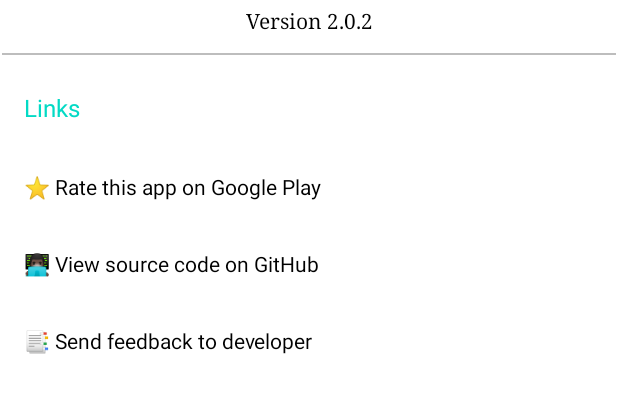
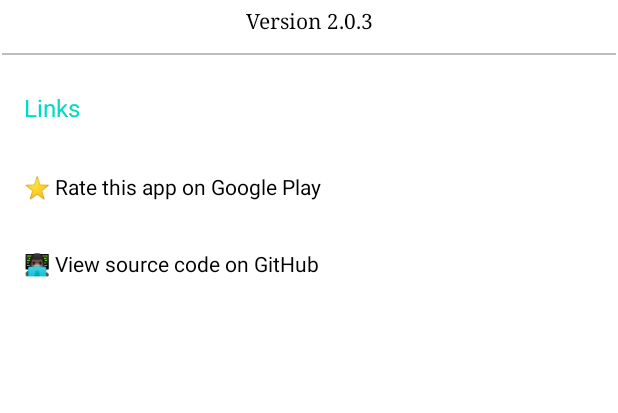
Before and after one commit to VishnuSanal/TODOApp, an Android app: the fragment AboutFragment shown on its own in the app's theme, on a phone screen of 412 x 824 dp, the part 248-661 px from its top. Run offline under Robolectric (Android 15) with nearby library versions, the phone set to English and light mode, and no system bars; 1 statement that could not run was skipped.

Commit message:
v2.0.3 Simple Tweaks

```diff
--- a/app/build.gradle
+++ b/app/build.gradle
@@ -7,8 +7,8 @@ android {
         applicationId "phone.vishnu.todoapp"
         minSdkVersion 23
         targetSdkVersion 30
-        versionCode 8
-        versionName "2.0.2"
+        versionCode 9
+        versionName "2.0.3"
         testInstrumentationRunner "androidx.test.runner.AndroidJUnitRunner"
     }
     buildTypes {
--- a/app/src/main/java/phone/vishnu/todoapp/fragment/AboutFragment.java
+++ b/app/src/main/java/phone/vishnu/todoapp/fragment/AboutFragment.java
@@ -18,7 +18,7 @@ import phone.vishnu.todoapp.R;
 
 public class AboutFragment extends Fragment {
 
-    private TextView sourceCodeTV, feedbackTV, rateTV;
+    private TextView sourceCodeTV, rateTV;
 
     public AboutFragment() {
     }
@@ -37,7 +37,6 @@ public class AboutFragment extends Fragment {
         View inflate = inflater.inflate(R.layout.fragment_about, container, false);
 
         sourceCodeTV = inflate.findViewById(R.id.aboutPageViewSourceCodeTextView);
-        feedbackTV = inflate.findViewById(R.id.aboutPageFeedbackTextView);
         rateTV = inflate.findViewById(R.id.aboutPageRateTextView);
 
         ((TextView) inflate.findViewById(R.id.aboutSampleVersion)).setText(String.format("Version %s", BuildConfig.VERSION_NAME));
@@ -53,8 +52,6 @@ public class AboutFragment extends Fragment {
             Uri uriUrl = Uri.parse("https://github.com/VishnuSanal/TODOApp");
             startActivity(new Intent(Intent.ACTION_VIEW, uriUrl));
         });
-
-        feedbackTV.setOnClickListener(v -> composeEmail(new String[]{getActivity().getString(R.string.email_address_of_developer)}, "Feedback of " + getActivity().getString(R.string.app_name)));
 
         rateTV.setOnClickListener(v -> {
             Uri uriUrl = Uri.parse("market://details?id=" + requireContext().getPackageName());
@@ -74,14 +71,4 @@ public class AboutFragment extends Fragment {
             }
         });
     }
-
-    private void composeEmail(String[] addresses, String subject) {
-        Intent intent = new Intent(Intent.ACTION_SENDTO);
-        intent.setData(Uri.parse("mailto:")); // only email apps should handle this
-        intent.putExtra(Intent.EXTRA_EMAIL, addresses);
-        intent.putExtra(Intent.EXTRA_SUBJECT, subject);
-        if (intent.resolveActivity(getActivity().getPackageManager()) != null) {
-            startActivity(intent);
-        }
-    }
 }
--- a/app/src/main/res/layout/fragment_about.xml
+++ b/app/src/main/res/layout/fragment_about.xml
@@ -120,25 +120,9 @@
             android:padding="16dp"
             android:text="@string/view_source_code_on_github"
             android:textColor="@color/textColor"
-            app:layout_constraintBottom_toTopOf="@id/aboutPageFeedbackTextView"
+            app:layout_constraintBottom_toBottomOf="parent"
             app:layout_constraintEnd_toEndOf="parent"
             app:layout_constraintStart_toStartOf="parent"
             app:layout_constraintTop_toBottomOf="@id/aboutPageRateTextView" />
-
-        <TextView
-            android:id="@+id/aboutPageFeedbackTextView"
-            android:layout_width="match_parent"
-            android:layout_height="wrap_content"
-            android:layout_gravity="start"
-            android:background="?attr/selectableItemBackground"
-            android:clickable="true"
-            android:focusable="true"
-            android:padding="16dp"
-            android:text="@string/send_feedback_to_the_developer"
-            android:textColor="@color/textColor"
-            app:layout_constraintBottom_toBottomOf="parent"
-            app:layout_constraintEnd_toEndOf="parent"
-            app:layout_constraintStart_toStartOf="parent"
-            app:layout_constraintTop_toBottomOf="@id/aboutPageViewSourceCodeTextView" />
     </androidx.constraintlayout.widget.ConstraintLayout>
 </ScrollView>
```
